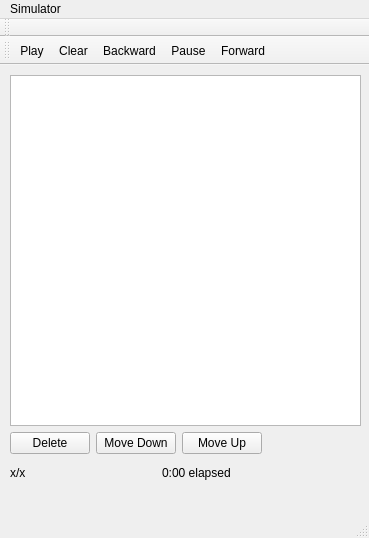
Qt form BobRoss/CommandWindow.ui (dongbu/painterRHIT) before a commit.
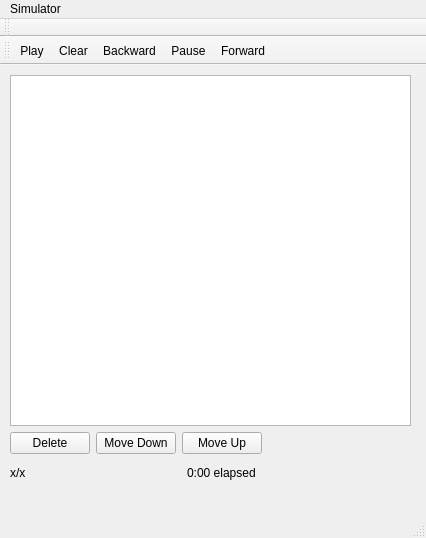
The same form after that commit. Icons and pictures are not drawn.

Commit message: Added field "pos" in "Shape" object to track physical location of associated paint. Command window now displays said field in a new collumn. Oh, and Zach's code breaks everything.

```diff
--- a/BobRoss/CommandWindow.ui
+++ b/BobRoss/CommandWindow.ui
@@ -6,7 +6,7 @@
    <rect>
     <x>0</x>
     <y>0</y>
-    <width>369</width>
+    <width>426</width>
     <height>538</height>
    </rect>
   </property>
@@ -19,7 +19,7 @@
      <rect>
       <x>10</x>
       <y>10</y>
-      <width>351</width>
+      <width>401</width>
       <height>411</height>
      </rect>
     </property>
@@ -121,7 +121,7 @@
     <rect>
      <x>0</x>
      <y>0</y>
-     <width>369</width>
+     <width>426</width>
      <height>26</height>
     </rect>
    </property>
```
The commit also changes 4 other files.
